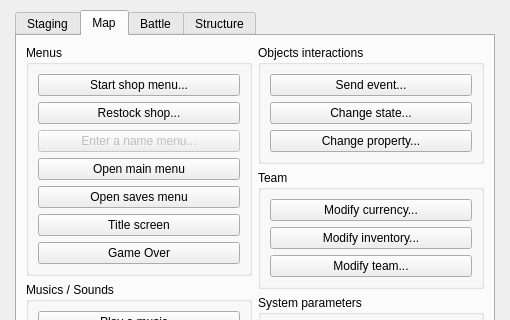
Above: Editor/Dialogs/dialogcommands.ui from RPG-Paper-Maker/RPG-Paper-Maker before the change; both pictures show x 0 to 510 and y 0 to 320 of the 510 by 600 pixel window. Below: the same form after it.
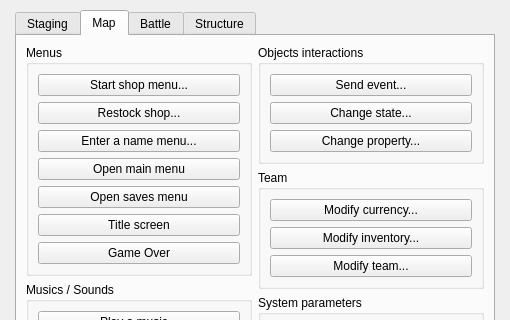
That is the form after the change. The open tabs and pages were chosen to show the change.

What changed in the file:
```diff
--- a/Editor/Dialogs/dialogcommands.ui
+++ b/Editor/Dialogs/dialogcommands.ui
@@ -384,7 +384,7 @@
                 <item>
                  <widget class="QPushButton" name="pushButtonChangeChronometer_4">
                   <property name="enabled">
-                   <bool>false</bool>
+                   <bool>true</bool>
                   </property>
                   <property name="text">
                    <string>Enter a name menu...</string>
```
Left out of the diff: 2 changed lines with no effect on the pictures.
